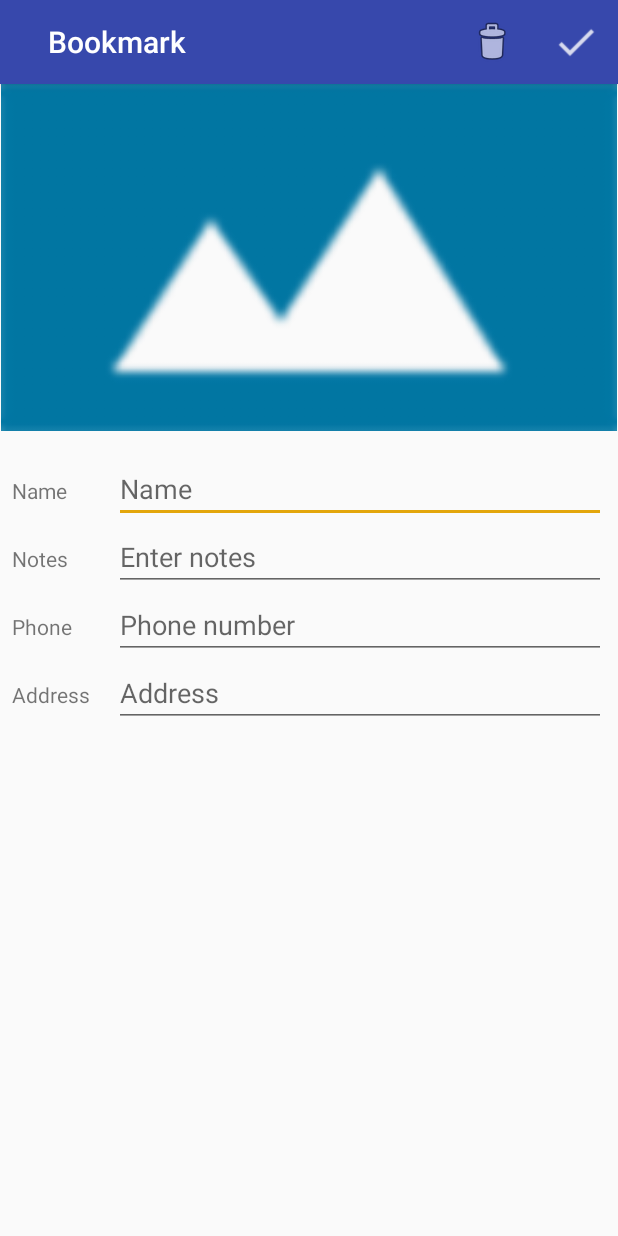
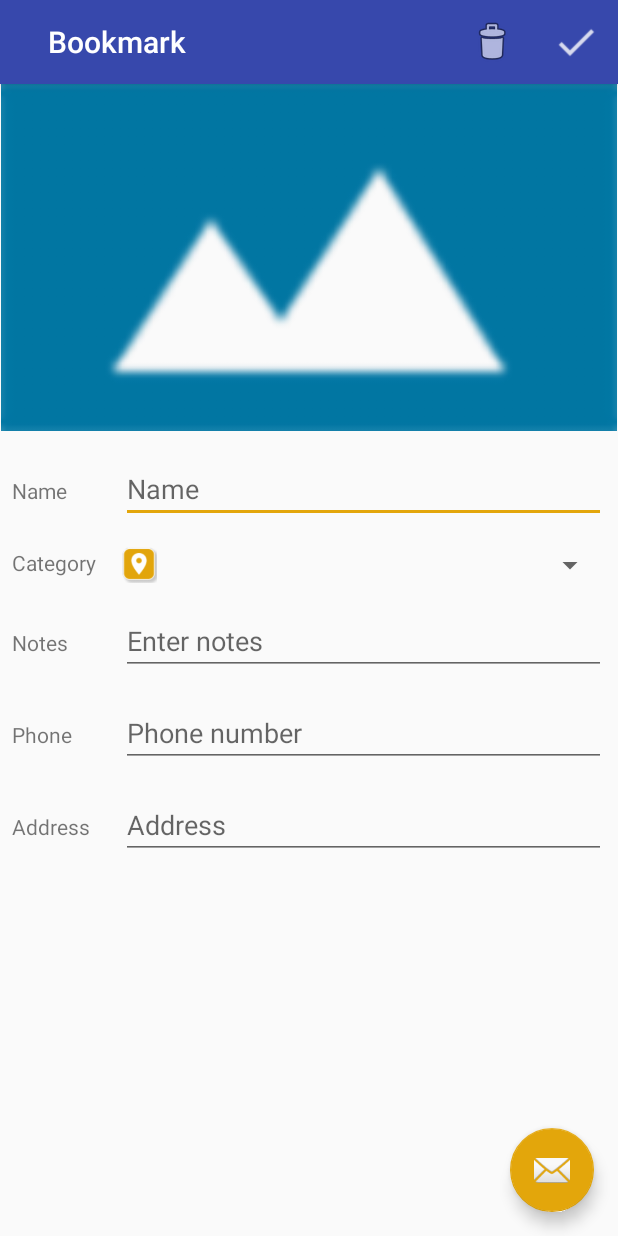
Before and after one commit to Willie-Cortez/COP2660-Module-04, an Android app: the BookmarkDetailsActivity screen opened directly, with no data from a screen before it, on a phone screen of 412 x 824 dp. Run offline under Robolectric (Android 15) with nearby library versions, the phone set to English and light mode, and no system bars; our stand-ins replace Room's generated code, data binding; 1 statement that could not run was skipped.

Commit message:
xml layout corrections

```diff
--- a/app/src/main/java/com/cortez/willie/placebook/ui/MapsActivity.kt
+++ b/app/src/main/java/com/cortez/willie/placebook/ui/MapsActivity.kt
@@ -49,7 +49,7 @@ class MapsActivity : AppCompatActivity(), OnMapReadyCallback {
     private lateinit var fusedLocationClient: FusedLocationProviderClient
     private lateinit var placesClient: PlacesClient
 
-    private lateinit var mapsViewModel: MapsViewModel
+    //private lateinit var mapsViewModel: MapsViewModel
     private val mapsViewModel by viewModels<MapsViewModel>()
     private lateinit var bookmarkListAdapter: BookmarkListAdapter
     private var markers = HashMap<Long, Marker>()
--- a/app/src/main/res/layout/activity_bookmark_details.xml
+++ b/app/src/main/res/layout/activity_bookmark_details.xml
@@ -24,13 +24,13 @@
           app:layout_scrollFlags="scroll|exitUntilCollapsed"
           app:toolbarId="@+id/toolbar">
 
+
         <androidx.appcompat.widget.Toolbar
             android:id="@+id/toolbar"
             android:layout_width="match_parent"
             android:layout_height="?attr/actionBarSize"
             app:popupTheme="@style/AppTheme.PopupOverlay" />
       </com.google.android.material.appbar.MaterialToolbar>
-
     </com.google.android.material.appbar.AppBarLayout>
 
     <androidx.core.widget.NestedScrollView
@@ -60,10 +60,27 @@
             android:layout_width="wrap_content"
             android:layout_height="wrap_content"
             android:text="@string/name"
+            android:layout_marginStart="8dp"
             android:layout_marginTop="16dp"
+            app:layout_constraintEnd_toStartOf="@+id/barrier1"
+            app:layout_constraintHorizontal_bias="0.0"
             app:layout_constraintBaseline_toBaselineOf="@+id/editTextName"
             app:layout_constraintStart_toStartOf="parent"
             app:layout_constraintTop_toBottomOf="@+id/imageViewPlace" />
+
+        <androidx.appcompat.widget.AppCompatTextView
+            android:id="@+id/textViewCategoryLabel"
+            style="@style/BookmarkLabel"
+            android:layout_width="wrap_content"
+            android:layout_height="wrap_content"
+            android:text="@string/category"
+            android:layout_marginStart="8dp"
+            app:layout_constraintEnd_toStartOf="@+id/barrier1"
+            app:layout_constraintHorizontal_bias="0.0"
+            app:layout_constraintStart_toStartOf="parent"
+            app:layout_constraintBottom_toBottomOf="@+id/spinnerCategory"
+            app:layout_constraintTop_toTopOf="@+id/spinnerCategory"
+            />
 
         <androidx.appcompat.widget.AppCompatTextView
             android:id="@+id/textViewNotes"
@@ -72,17 +89,23 @@
             android:layout_height="wrap_content"
             android:inputType="textMultiLine"
             android:text="@string/notes"
+            android:layout_marginStart="8dp"
+            app:layout_constraintEnd_toStartOf="@+id/barrier1"
+            app:layout_constraintHorizontal_bias="0.0"
             app:layout_constraintBaseline_toBaselineOf="@+id/editTextNotes"
             app:layout_constraintStart_toStartOf="parent"
-            app:layout_constraintTop_toBottomOf="@+id/textViewName" />
+            app:layout_constraintTop_toBottomOf="@+id/textViewCategoryLabel" />
 
         <androidx.appcompat.widget.AppCompatTextView
             android:id="@+id/textViewPhone"
             style="@style/BookmarkLabel"
             android:layout_width="wrap_content"
             android:layout_height="wrap_content"
+            android:layout_marginStart="8dp"
             android:text="@string/phone"
             app:layout_constraintBaseline_toBaselineOf="@+id/editTextPhone"
+            app:layout_constraintEnd_toStartOf="@+id/barrier1"
+            app:layout_constraintHorizontal_bias="0.0"
             app:layout_constraintStart_toStartOf="parent"
             app:layout_constraintTop_toBottomOf="@+id/textViewNotes" />
 
@@ -92,17 +115,20 @@
             android:layout_width="wrap_content"
             android:layout_height="wrap_content"
             android:text="@string/address"
+            android:layout_marginStart="8dp"
+            app:layout_constraintEnd_toStartOf="@+id/barrier1"
+            app:layout_constraintHorizontal_bias="0.0"
             app:layout_constraintBaseline_toBaselineOf="@+id/editTextAddress"
-            app:layout_constraintEnd_toStartOf="@+id/barrier1"
             app:layout_constraintStart_toStartOf="parent"
-            app:layout_constraintTop_toBottomOf="@+id/textViewPhone" />
+            app:layout_constraintTop_toBottomOf="@+id/textViewPhone"
+            />
 
         <androidx.constraintlayout.widget.Barrier
             android:id="@+id/barrier1"
             android:layout_width="wrap_content"
             android:layout_height="wrap_content"
             app:barrierDirection="start"
-            app:constraint_referenced_ids="editTextName, editTextNotes,editTextPhone, editTextAddress" />
+            app:constraint_referenced_ids="editTextName, editTextNotes,editTextPhone, editTextAddress,spinnerCategory" />
 
         <com.google.android.material.textfield.TextInputEditText
             android:id="@+id/editTextName"
@@ -113,10 +139,33 @@
             android:text="@{bookmarkDetailsView.name}"
             android:layout_marginTop="16dp"
             android:layout_marginStart="16dp"
+            android:layout_marginEnd="8dp"
             app:layout_constraintEnd_toEndOf="parent"
             app:layout_constraintStart_toEndOf="@+id/barrier1"
             app:layout_constraintTop_toBottomOf="@+id/imageViewPlace" />
 
+        <ImageView
+            android:id="@+id/imageViewCategory"
+            android:layout_width="24dp"
+            android:layout_height="24dp"
+            android:src="@drawable/ic_other"
+            android:layout_marginStart="16dp"
+            app:layout_constraintBottom_toBottomOf="@+id/spinnerCategory"
+            app:layout_constraintStart_toEndOf="@+id/barrier1"
+            app:layout_constraintTop_toTopOf="@+id/spinnerCategory"
+            />
+        <Spinner
+            android:id="@+id/spinnerCategory"
+            android:layout_width="0dp"
+            android:layout_height="wrap_content"
+            android:layout_weight='1.4'
+            android:layout_marginTop="16dp"
+            android:layout_marginStart="8dp"
+            android:layout_marginEnd="8dp"
+            app:layout_constraintEnd_toEndOf="parent"
+            app:layout_constraintStart_toEndOf="@+id/imageViewCategory"
+            app:layout_constraintTop_toBottomOf="@+id/editTextName"
+            />
         <com.google.android.material.textfield.TextInputEditText
             android:id="@+id/editTextNotes"
             style="@style/BookmarkEditText"
@@ -124,10 +173,12 @@
             android:layout_height="wrap_content"
             android:hint="@string/enter_notes"
             android:text="@{bookmarkDetailsView.notes}"
+            android:layout_marginTop="16dp"
             android:layout_marginStart="16dp"
+            android:layout_marginEnd="8dp"
             app:layout_constraintEnd_toEndOf="parent"
             app:layout_constraintStart_toEndOf="@+id/barrier1"
-            app:layout_constraintTop_toBottomOf="@+id/editTextName" />
+            app:layout_constraintTop_toBottomOf="@+id/spinnerCategory" />
 
         <com.google.android.material.textfield.TextInputEditText
             android:id="@+id/editTextPhone"
@@ -136,7 +187,9 @@
             android:layout_height="wrap_content"
             android:hint="@string/phone_number"
             android:text="@{bookmarkDetailsView.phone}"
+            android:layout_marginTop="16dp"
             android:layout_marginStart="16dp"
+            android:layout_marginEnd="8dp"
             app:layout_constraintEnd_toEndOf="parent"
             app:layout_constraintStart_toEndOf="@+id/barrier1"
             app:layout_constraintTop_toBottomOf="@+id/editTextNotes" />
@@ -149,12 +202,22 @@
             android:hint="@string/address"
             android:inputType="textMultiLine"
             android:text="@{bookmarkDetailsView.address}"
+            android:layout_marginTop="16dp"
             android:layout_marginStart="16dp"
+            android:layout_marginEnd="8dp"
             app:layout_constraintEnd_toEndOf="parent"
             app:layout_constraintStart_toEndOf="@+id/barrier1"
-            app:layout_constraintTop_toBottomOf="@+id/editTextPhone" />
+            app:layout_constraintTop_toBottomOf="@+id/editTextPhone"
+            />
 
       </androidx.constraintlayout.widget.ConstraintLayout>
     </androidx.core.widget.NestedScrollView>
+    <com.google.android.material.floatingactionbutton.FloatingActionButton
+        android:id="@+id/fab"
+        android:layout_width="wrap_content"
+        android:layout_height="wrap_content"
+        android:layout_margin="16dp"
+        android:layout_gravity="bottom|end"
+        app:srcCompat="@android:drawable/ic_dialog_email"/>
   </androidx.coordinatorlayout.widget.CoordinatorLayout>
 </layout>
--- a/app/src/main/res/layout/bookmark_item.xml
+++ b/app/src/main/res/layout/bookmark_item.xml
@@ -4,7 +4,7 @@
     <data>
         <variable
             name="bookmarkData"
-            type="com.cortez.willie.placebook.viewmodel.MapsViewModel.BookmarkMarkerView" />
+            type="com.cortez.willie.placebook.viewmodel.MapsViewModel.BookmarkView" />
     </data>
 
     <androidx.constraintlayout.widget.ConstraintLayout xmlns:app="http://schemas.android.com/apk/res-auto"
--- a/app/src/main/res/values/colors.xml
+++ b/app/src/main/res/values/colors.xml
@@ -1,12 +1,5 @@
 <?xml version="1.0" encoding="utf-8"?>
 <resources>
-    <color name="purple_200">#FFBB86FC</color>
-    <color name="purple_500">#FF6200EE</color>
-    <color name="purple_700">#FF3700B3</color>
-    <color name="teal_200">#FF03DAC5</color>
-    <color name="teal_700">#FF018786</color>
-    <color name="black">#FF000000</color>
-    <color name="white">#FFFFFFFF</color>
     <color name="colorPrimary">#3748AC</color>
     <color name="colorPrimaryDark">#2A3784</color>
     <color name="colorAccent">#E3A60B</color>
--- a/app/src/main/res/values/styles.xml
+++ b/app/src/main/res/values/styles.xml
@@ -1,8 +1,6 @@
 <?xml version="1.0" encoding="utf-8"?>
 <resources>
-    <!-- Base application theme. -->
     <style name="AppTheme" parent="Theme.AppCompat.Light.DarkActionBar">
-        <!-- Customize your theme here. -->
         <item name="colorPrimary">@color/colorPrimary</item>
         <item name="colorPrimaryDark">@color/colorPrimaryDark</item>
         <item name="colorAccent">@color/colorAccent</item>
```
Also changed, not shown: app/src/main/res/layout/activity_maps.xml (+7 -5 lines), app/src/main/res/layout/drawer_view_maps.xml (added, +48 -0 lines), app/src/main/res/layout/main_view_maps.xml (added, +49 -0 lines).
